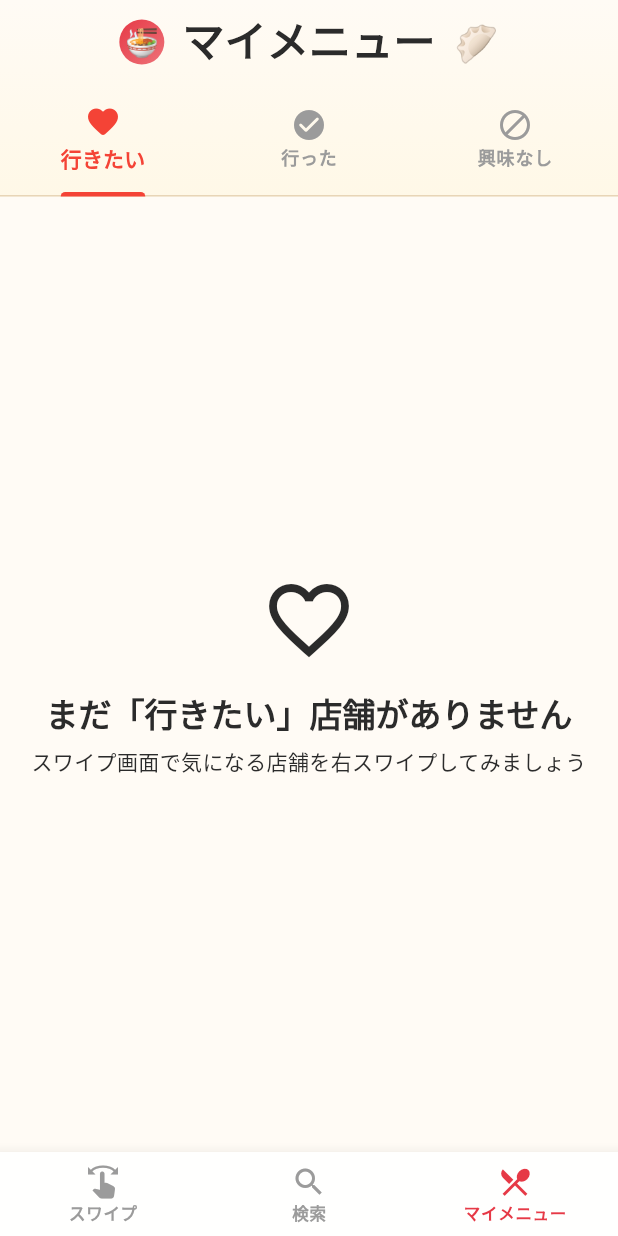
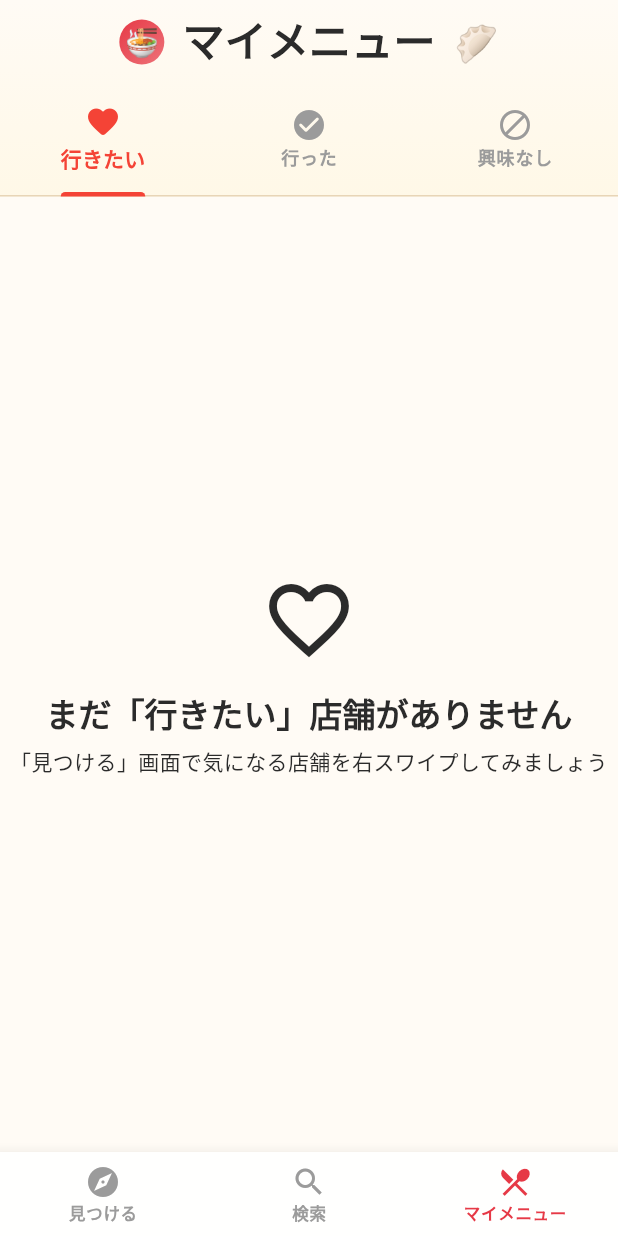
Before and after one commit to t0m0m0/chinese_food_app, a Flutter app: the MyMenuPage screen opened by its route, on a phone screen of 412 x 824 dp. Run offline on Flutter 3.47's test engine with Material 3 defaults, Android fonts, the phone set to English and light mode, and no system bars; our stand-ins replace cached_network_image, drift, flutter_card_swiper, flutter_dotenv, flutter_secure_storage, geocoding and 7 more; missing offline and left inert: app_settings; accounts and stored records are empty; generated files the repository leaves out were written again; network calls fail; Roboto replaces fonts that are missing (Zen Maru Gothic).

Commit message:
feat: スワイプタブを「見つける」に変更
より直感的な表現に改善：
- タブラベル: 「スワイプ」→「見つける」
- アイコン: Icons.swipe → Icons.explore
- 関連メッセージとテストも更新

🤖 Generated with [Claude Code](https://claude.com/claude-code)

Co-Authored-By: Claude <noreply@anthropic.com>

```diff
--- a/lib/presentation/pages/my_menu/my_menu_page.dart
+++ b/lib/presentation/pages/my_menu/my_menu_page.dart
@@ -200,7 +200,7 @@ class _MyMenuPageState extends State<MyMenuPage>
               _buildStoreList(
                 stores: provider.wantToGoStores,
                 emptyMessage: 'まだ「行きたい」店舗がありません',
-                emptySubMessage: 'スワイプ画面で気になる店舗を右スワイプしてみましょう',
+                emptySubMessage: '「見つける」画面で気になる店舗を右スワイプしてみましょう',
                 emptyIcon: Icons.favorite_border,
                 theme: theme,
                 colorScheme: colorScheme,
--- a/lib/presentation/pages/shell/shell_page.dart
+++ b/lib/presentation/pages/shell/shell_page.dart
@@ -19,8 +19,8 @@ class ShellPage extends StatelessWidget {
         onTap: (index) => child.goBranch(index),
         items: const [
           BottomNavigationBarItem(
-            icon: Icon(Icons.swipe),
-            label: 'スワイプ',
+            icon: Icon(Icons.explore),
+            label: '見つける',
           ),
           BottomNavigationBarItem(
             icon: Icon(Icons.search),
```
Also changed, not shown: 2 other files.
